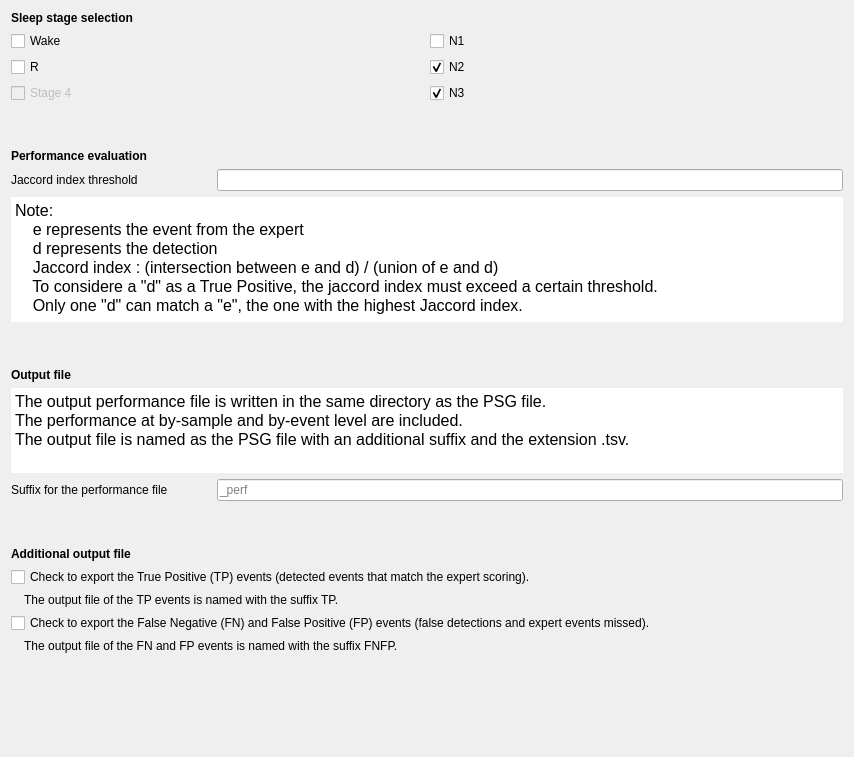
Above: tools/CEAMSTools/CompareEventsFromPSG/OutputFilesStep/Ui_OutputFilesStep.ui from SnoozToolbox/snooz-package-ceams before the change. Below: the same form after it.
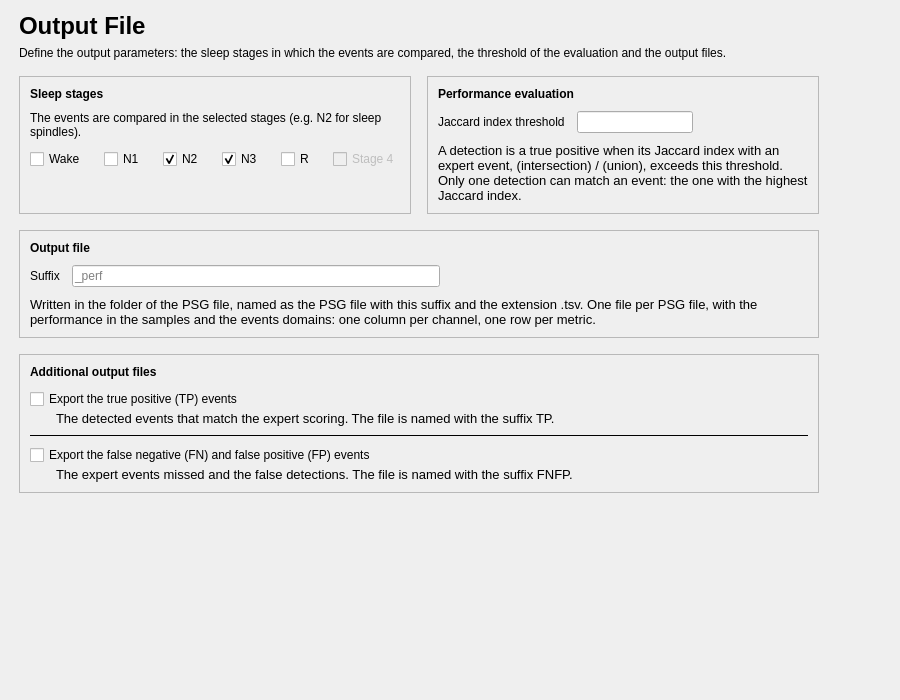
That is the form after the change.

Commit message: Evaluate Detected Events: redesigned pages (tool 2.5.2)

```diff
--- a/tools/CEAMSTools/CompareEventsFromPSG/OutputFilesStep/Ui_OutputFilesStep.ui
+++ b/tools/CEAMSTools/CompareEventsFromPSG/OutputFilesStep/Ui_OutputFilesStep.ui
@@ -6,39 +6,164 @@
    <rect>
     <x>0</x>
     <y>0</y>
-    <width>854</width>
-    <height>757</height>
+    <width>900</width>
+    <height>700</height>
    </rect>
   </property>
   <property name="windowTitle">
    <string/>
   </property>
-  <layout class="QVBoxLayout" name="verticalLayout_3">
-   <item>
     <layout class="QVBoxLayout" name="verticalLayout">
+   <property name="leftMargin">
+    <number>19</number>
+   </property>
+   <property name="topMargin">
+    <number>12</number>
+   </property>
+   <property name="rightMargin">
+    <number>19</number>
+   </property>
+   <property name="bottomMargin">
+    <number>12</number>
+   </property>
+   <item>
+    <layout class="QHBoxLayout" name="content_row" stretch="1,0">
+     <property name="leftMargin">
+      <number>0</number>
+     </property>
+     <property name="topMargin">
+      <number>0</number>
+     </property>
+     <property name="rightMargin">
+      <number>0</number>
+     </property>
+     <property name="bottomMargin">
+      <number>0</number>
+     </property>
+     <item>
+      <widget class="QWidget" name="content_widget" native="true">
+       <property name="maximumSize">
+        <size>
+         <width>800</width>
+         <height>16777215</height>
+        </size>
+       </property>
+       <layout class="QVBoxLayout" name="content_layout">
+        <property name="spacing">
+         <number>16</number>
+        </property>
+        <property name="leftMargin">
+         <number>0</number>
+        </property>
+        <property name="topMargin">
+         <number>0</number>
+        </property>
+        <property name="rightMargin">
+         <number>0</number>
+        </property>
+        <property name="bottomMargin">
+         <number>0</number>
+        </property>
+        <item>
+         <layout class="QVBoxLayout" name="header_layout">
+          <property name="spacing">
+           <number>6</number>
+          </property>
+          <item>
+           <widget class="QLabel" name="title_label">
+            <property name="font">
+             <font>
+              <pointsize>18</pointsize>
+              <bold>true</bold>
+             </font>
+            </property>
+            <property name="text">
+             <string>Output File</string>
+            </property>
+           </widget>
+          </item>
+          <item>
+           <widget class="QLabel" name="subtitle_label">
+            <property name="text">
+             <string>Define the output parameters: the sleep stages in which the events are compared, the threshold of the evaluation and the output files.</string>
+            </property>
+            <property name="wordWrap">
+             <bool>true</bool>
+            </property>
+            <property name="variant" stdset="0">
+             <string notr="true">help</string>
+            </property>
+           </widget>
+          </item>
+         </layout>
+        </item>
+        <item>
+         <layout class="QHBoxLayout" name="settings_cards_layout" stretch="1,1">
+          <property name="spacing">
+           <number>16</number>
+          </property>
+          <item>
+           <widget class="QFrame" name="stages_card">
+            <property name="frameShape">
+             <enum>QFrame::Shape::StyledPanel</enum>
+            </property>
+            <property name="frameShadow">
+             <enum>QFrame::Shadow::Raised</enum>
+            </property>
+            <layout class="QVBoxLayout" name="stages_card_layout">
+             <property name="spacing">
+              <number>10</number>
+             </property>
+             <property name="leftMargin">
+              <number>10</number>
+             </property>
+             <property name="topMargin">
+              <number>10</number>
+             </property>
+             <property name="rightMargin">
+              <number>10</number>
+             </property>
+             <property name="bottomMargin">
+              <number>10</number>
+             </property>
      <item>
       <widget class="QLabel" name="label_5">
        <property name="font">
         <font>
-         <italic>false</italic>
-         <bold>false</bold>
+                 <bold>true</bold>
         </font>
        </property>
        <property name="text">
-        <string>&lt;html&gt;&lt;head/&gt;&lt;body&gt;&lt;p&gt;&lt;span style=&quot; font-weight:600;&quot;&gt;Sleep stage selection&lt;/span&gt;&lt;/p&gt;&lt;/body&gt;&lt;/html&gt;</string>
+                <string>Sleep stages</string>
        </property>
       </widget>
      </item>
      <item>
-      <layout class="QGridLayout" name="gridLayout">
-       <item row="0" column="0">
+              <widget class="QLabel" name="stages_help_label">
+               <property name="text">
+                <string>The events are compared in the selected stages (e.g. N2 for sleep spindles).</string>
+               </property>
+               <property name="wordWrap">
+                <bool>true</bool>
+               </property>
+               <property name="variant" stdset="0">
+                <string notr="true">help</string>
+               </property>
+              </widget>
+             </item>
+             <item>
+              <layout class="QHBoxLayout" name="stages_layout">
+               <property name="spacing">
+                <number>18</number>
+               </property>
+               <item>
         <widget class="QCheckBox" name="checkBox_W">
          <property name="text">
           <string>Wake</string>
          </property>
         </widget>
        </item>
-       <item row="0" column="1">
+               <item>
         <widget class="QCheckBox" name="checkBox_1">
          <property name="text">
           <string>N1</string>
@@ -48,14 +173,7 @@
          </property>
         </widget>
        </item>
-       <item row="1" column="0">
-        <widget class="QCheckBox" name="checkBox_R">
-         <property name="text">
-          <string>R</string>
-         </property>
-        </widget>
-       </item>
-       <item row="1" column="1">
+               <item>
         <widget class="QCheckBox" name="checkBox_2">
          <property name="text">
           <string>N2</string>
@@ -65,7 +183,24 @@
          </property>
         </widget>
        </item>
-       <item row="2" column="0">
+               <item>
+                <widget class="QCheckBox" name="checkBox_3">
+                 <property name="text">
+                  <string>N3</string>
+                 </property>
+                 <property name="checked">
+                  <bool>true</bool>
+                 </property>
+                </widget>
+               </item>
+               <item>
+                <widget class="QCheckBox" name="checkBox_R">
+                 <property name="text">
+                  <string>R</string>
+                 </property>
+                </widget>
+               </item>
+               <item>
         <widget class="QCheckBox" name="checkBox_4">
          <property name="enabled">
           <bool>false</bool>
@@ -75,290 +210,392 @@
          </property>
         </widget>
        </item>
-       <item row="2" column="1">
-        <widget class="QCheckBox" name="checkBox_3">
-         <property name="text">
-          <string>N3</string>
-         </property>
-         <property name="checked">
-          <bool>true</bool>
-         </property>
-        </widget>
+               <item>
+                <spacer name="stages_spacer">
+                 <property name="orientation">
+                  <enum>Qt::Orientation::Horizontal</enum>
+                 </property>
+                 <property name="sizeHint" stdset="0">
+                  <size>
+                   <width>40</width>
+                   <height>20</height>
+                  </size>
+                 </property>
+                </spacer>
        </item>
       </layout>
      </item>
      <item>
-      <spacer name="verticalSpacer_3">
+              <spacer name="stages_stretch">
        <property name="orientation">
         <enum>Qt::Orientation::Vertical</enum>
        </property>
-       <property name="sizeType">
-        <enum>QSizePolicy::Policy::Fixed</enum>
-       </property>
        <property name="sizeHint" stdset="0">
         <size>
          <width>20</width>
-         <height>40</height>
+                 <height>0</height>
         </size>
        </property>
       </spacer>
      </item>
+            </layout>
+           </widget>
+          </item>
+          <item>
+           <widget class="QFrame" name="evaluation_card">
+            <property name="frameShape">
+             <enum>QFrame::Shape::StyledPanel</enum>
+            </property>
+            <property name="frameShadow">
+             <enum>QFrame::Shadow::Raised</enum>
+            </property>
+            <layout class="QVBoxLayout" name="evaluation_card_layout">
+             <property name="spacing">
+              <number>10</number>
+             </property>
+             <property name="leftMargin">
+              <number>10</number>
+             </property>
+             <property name="topMargin">
+              <number>10</number>
+             </property>
+             <property name="rightMargin">
+              <number>10</number>
+             </property>
+             <property name="bottomMargin">
+              <number>10</number>
+             </property>
      <item>
       <widget class="QLabel" name="label">
-       <property name="maximumSize">
-        <size>
-         <width>16777215</width>
-         <height>16777215</height>
-        </size>
-       </property>
        <property name="font">
         <font>
-         <italic>false</italic>
-         <bold>false</bold>
+                 <bold>true</bold>
         </font>
        </property>
        <property name="text">
-        <string>&lt;html&gt;&lt;head/&gt;&lt;body&gt;&lt;p&gt;&lt;span style=&quot; font-weight:600;&quot;&gt;Performance evaluation&lt;/span&gt;&lt;/p&gt;&lt;/body&gt;&lt;/html&gt;</string>
+                <string>Performance evaluation</string>
        </property>
       </widget>
      </item>
      <item>
-      <layout class="QHBoxLayout" name="horizontalLayout">
-       <item>
+              <layout class="QGridLayout" name="jaccard_grid">
+               <property name="horizontalSpacing">
+                <number>12</number>
+               </property>
+               <property name="verticalSpacing">
+                <number>10</number>
+               </property>
+               <item row="0" column="0">
         <widget class="QLabel" name="label_2">
-         <property name="minimumSize">
-          <size>
-           <width>200</width>
-           <height>0</height>
-          </size>
-         </property>
-         <property name="maximumSize">
-          <size>
-           <width>200</width>
-           <height>16777215</height>
-          </size>
-         </property>
          <property name="text">
-          <string>Jaccord index threshold</string>
+                  <string>Jaccard index threshold</string>
          </property>
         </widget>
        </item>
-       <item>
-        <widget class="QLineEdit" name="lineEdit_jaccord"/>
+               <item row="0" column="1">
+                <widget class="QLineEdit" name="lineEdit_jaccord" />
+               </item>
+               <item row="0" column="3">
+                <spacer name="jaccard_grid_spacer">
+                 <property name="orientation">
+                  <enum>Qt::Orientation::Horizontal</enum>
+                 </property>
+                 <property name="sizeHint" stdset="0">
+                  <size>
+                   <width>40</width>
+                   <height>20</height>
+                  </size>
+                 </property>
+                </spacer>
        </item>
       </layout>
      </item>
      <item>
-      <widget class="QTextEdit" name="textEdit">
-       <property name="minimumSize">
-        <size>
-         <width>500</width>
-         <height>0</height>
-        </size>
-       </property>
-       <property name="maximumSize">
-        <size>
-         <width>16777215</width>
-         <height>125</height>
-        </size>
-       </property>
-       <property name="frameShape">
-        <enum>QFrame::Shape::HLine</enum>
-       </property>
-       <property name="lineWidth">
-        <number>0</number>
-       </property>
-       <property name="readOnly">
+              <widget class="QLabel" name="textEdit">
+               <property name="font">
+                <font>
+                 <pointsize>10</pointsize>
+                </font>
+               </property>
+               <property name="text">
+                <string>A detection is a true positive when its Jaccard index with an expert event, (intersection) / (union), exceeds this threshold. Only one detection can match an event: the one with the highest Jaccard index.</string>
+               </property>
+               <property name="wordWrap">
         <bool>true</bool>
        </property>
-       <property name="html">
-        <string>&lt;!DOCTYPE HTML PUBLIC &quot;-//W3C//DTD HTML 4.0//EN&quot; &quot;http://www.w3.org/TR/REC-html40/strict.dtd&quot;&gt;
-&lt;html&gt;&lt;head&gt;&lt;meta name=&quot;qrichtext&quot; content=&quot;1&quot; /&gt;&lt;meta charset=&quot;utf-8&quot; /&gt;&lt;style type=&quot;text/css&quot;&gt;
-p, li { white-space: pre-wrap; }
-hr { height: 1px; border-width: 0; }
-li.unchecked::marker { content: &quot;\2610&quot;; }
-li.checked::marker { content: &quot;\2612&quot;; }
-&lt;/style&gt;&lt;/head&gt;&lt;body style=&quot; font-size:12pt; font-weight:400; font-style:normal;&quot;&gt;
-&lt;p style=&quot; margin-top:0px; margin-bottom:0px; margin-left:0px; margin-right:0px; -qt-block-indent:0; text-indent:0px;&quot;&gt;Note:&lt;/p&gt;
-&lt;p style=&quot; margin-top:0px; margin-bottom:0px; margin-left:0px; margin-right:0px; -qt-block-indent:0; text-indent:0px;&quot;&gt;    e represents the event from the expert&lt;/p&gt;
-&lt;p style=&quot; margin-top:0px; margin-bottom:0px; margin-left:0px; margin-right:0px; -qt-block-indent:0; text-indent:0px;&quot;&gt;    d represents the detection&lt;/p&gt;
-&lt;p style=&quot; margin-top:0px; margin-bottom:0px; margin-left:0px; margin-right:0px; -qt-block-indent:0; text-indent:0px;&quot;&gt;    Jaccord index : (intersection between e and d) / (union of e and d)&lt;/p&gt;
-&lt;p style=&quot; margin-top:0px; margin-bottom:0px; margin-left:0px; margin-right:0px; -qt-block-indent:0; text-indent:0px;&quot;&gt;    To considere a &amp;quot;d&amp;quot; as a True Positive, the jaccord index must exceed a certain threshold.&lt;/p&gt;
-&lt;p style=&quot; margin-top:0px; margin-bottom:0px; margin-left:0px; margin-right:0px; -qt-block-indent:0; text-indent:0px;&quot;&gt;    Only one &amp;quot;d&amp;quot; can match a &amp;quot;e&amp;quot;, the one with the highest Jaccord index.&lt;/p&gt;&lt;/body&gt;&lt;/html&gt;</string>
+               <property name="variant" stdset="0">
+                <string notr="true">help</string>
        </property>
       </widget>
      </item>
      <item>
-      <spacer name="verticalSpacer">
+              <spacer name="evaluation_stretch">
        <property name="orientation">
         <enum>Qt::Orientation::Vertical</enum>
        </property>
-       <property name="sizeType">
-        <enum>QSizePolicy::Policy::Fixed</enum>
-       </property>
        <property name="sizeHint" stdset="0">
         <size>
          <width>20</width>
-         <height>40</height>
+                 <height>0</height>
         </size>
        </property>
       </spacer>
      </item>
+            </layout>
+           </widget>
+          </item>
+         </layout>
+        </item>
      <item>
-      <layout class="QVBoxLayout" name="verticalLayout_2">
+         <widget class="QFrame" name="output_card">
+          <property name="frameShape">
+           <enum>QFrame::Shape::StyledPanel</enum>
+          </property>
+          <property name="frameShadow">
+           <enum>QFrame::Shadow::Raised</enum>
+          </property>
+          <layout class="QVBoxLayout" name="output_card_layout">
+           <property name="spacing">
+            <number>10</number>
+           </property>
+           <property name="leftMargin">
+            <number>10</number>
+           </property>
+           <property name="topMargin">
+            <number>10</number>
+           </property>
+           <property name="rightMargin">
+            <number>10</number>
+           </property>
+           <property name="bottomMargin">
+            <number>10</number>
+           </property>
        <item>
         <widget class="QLabel" name="label_3">
-         <property name="maximumSize">
-          <size>
-           <width>16777215</width>
-           <height>16777215</height>
-          </size>
-         </property>
          <property name="font">
           <font>
-           <italic>false</italic>
-           <bold>false</bold>
+               <bold>true</bold>
           </font>
          </property>
          <property name="text">
-          <string>&lt;html&gt;&lt;head/&gt;&lt;body&gt;&lt;p&gt;&lt;span style=&quot; font-weight:600;&quot;&gt;Output file&lt;/span&gt;&lt;/p&gt;&lt;/body&gt;&lt;/html&gt;</string>
+              <string>Output file</string>
          </property>
         </widget>
        </item>
        <item>
-        <widget class="QTextEdit" name="textEdit_2">
-         <property name="maximumSize">
-          <size>
-           <width>16777215</width>
-           <height>85</height>
-          </size>
-         </property>
-         <property name="frameShape">
-          <enum>QFrame::Shape::HLine</enum>
-         </property>
-         <property name="lineWidth">
-          <number>0</number>
-         </property>
-         <property name="readOnly">
-          <bool>true</bool>
-         </property>
-         <property name="html">
-          <string>&lt;!DOCTYPE HTML PUBLIC &quot;-//W3C//DTD HTML 4.0//EN&quot; &quot;http://www.w3.org/TR/REC-html40/strict.dtd&quot;&gt;
-&lt;html&gt;&lt;head&gt;&lt;meta name=&quot;qrichtext&quot; content=&quot;1&quot; /&gt;&lt;meta charset=&quot;utf-8&quot; /&gt;&lt;style type=&quot;text/css&quot;&gt;
-p, li { white-space: pre-wrap; }
-hr { height: 1px; border-width: 0; }
-li.unchecked::marker { content: &quot;\2610&quot;; }
-li.checked::marker { content: &quot;\2612&quot;; }
-&lt;/style&gt;&lt;/head&gt;&lt;body style=&quot; font-size:12pt; font-weight:400; font-style:normal;&quot;&gt;
-&lt;p style=&quot; margin-top:0px; margin-bottom:0px; margin-left:0px; margin-right:0px; -qt-block-indent:0; text-indent:0px;&quot;&gt;The output performance file is written in the same directory as the PSG file.&lt;/p&gt;
-&lt;p style=&quot; margin-top:0px; margin-bottom:0px; margin-left:0px; margin-right:0px; -qt-block-indent:0; text-indent:0px;&quot;&gt;The performance at by-sample and by-event level are included.&lt;/p&gt;
-&lt;p style=&quot; margin-top:0px; margin-bottom:0px; margin-left:0px; margin-right:0px; -qt-block-indent:0; text-indent:0px;&quot;&gt;The output file is named as the PSG file with an additional suffix and the extension .tsv.&lt;/p&gt;&lt;/body&gt;&lt;/html&gt;</string>
-         </property>
-        </widget>
-       </item>
-       <item>
-        <layout class="QHBoxLayout" name="horizontalLayout_2">
-         <item>
+            <layout class="QGridLayout" name="suffix_grid">
+             <property name="horizontalSpacing">
+              <number>12</number>
+             </property>
+             <property name="verticalSpacing">
+              <number>10</number>
+             </property>
+             <item row="0" column="0">
           <widget class="QLabel" name="label_4">
-           <property name="minimumSize">
-            <size>
-             <width>200</width>
-             <height>0</height>
-            </size>
-           </property>
-           <property name="maximumSize">
-            <size>
-             <width>16777215</width>
-             <height>16777215</height>
-            </size>
-           </property>
            <property name="text">
-            <string>Suffix for the performance file</string>
+                <string>Suffix</string>
            </property>
           </widget>
          </item>
-         <item>
+             <item row="0" column="1">
           <widget class="QLineEdit" name="lineEdit_suffix">
            <property name="placeholderText">
             <string>_perf</string>
            </property>
           </widget>
          </item>
-        </layout>
-       </item>
-      </layout>
-     </item>
-     <item>
-      <spacer name="verticalSpacer_4">
+             <item row="0" column="3">
+              <spacer name="suffix_grid_spacer">
        <property name="orientation">
-        <enum>Qt::Orientation::Vertical</enum>
-       </property>
-       <property name="sizeType">
-        <enum>QSizePolicy::Policy::Fixed</enum>
+                <enum>Qt::Orientation::Horizontal</enum>
        </property>
        <property name="sizeHint" stdset="0">
         <size>
-         <width>20</width>
-         <height>40</height>
+                 <width>40</width>
+                 <height>20</height>
         </size>
        </property>
       </spacer>
      </item>
+            </layout>
+           </item>
+           <item>
+            <widget class="QLabel" name="textEdit_2">
+             <property name="font">
+              <font>
+               <pointsize>10</pointsize>
+              </font>
+             </property>
+             <property name="text">
+              <string>Written in the folder of the PSG file, named as the PSG file with this suffix and the extension .tsv. One file per PSG file, with the performance in the samples and the events domains: one column per channel, one row per metric.</string>
+             </property>
+             <property name="wordWrap">
+              <bool>true</bool>
+             </property>
+             <property name="variant" stdset="0">
+              <string notr="true">help</string>
+             </property>
+            </widget>
+           </item>
+          </layout>
+         </widget>
+        </item>
+        <item>
+         <widget class="QFrame" name="extra_card">
+          <property name="frameShape">
+           <enum>QFrame::Shape::StyledPanel</enum>
+          </property>
+          <property name="frameShadow">
+           <enum>QFrame::Shadow::Raised</enum>
+          </property>
+          <layout class="QVBoxLayout" name="extra_card_layout">
+           <property name="spacing">
+            <number>10</number>
+           </property>
+           <property name="leftMargin">
+            <number>10</number>
+           </property>
+           <property name="topMargin">
+            <number>10</number>
+           </property>
+           <property name="rightMargin">
+            <number>10</number>
+           </property>
+           <property name="bottomMargin">
+            <number>10</number>
+           </property>
      <item>
       <widget class="QLabel" name="label_title">
        <property name="font">
         <font>
-         <italic>false</italic>
-         <bold>false</bold>
+               <bold>true</bold>
         </font>
        </property>
        <property name="text">
-        <string>&lt;html&gt;&lt;head/&gt;&lt;body&gt;&lt;p&gt;&lt;span style=&quot; font-weight:600;&quot;&gt;Additional output file&lt;/span&gt;&lt;/p&gt;&lt;/body&gt;&lt;/html&gt;</string>
+              <string>Additional output files</string>
        </property>
       </widget>
      </item>
+           <item>
+            <layout class="QVBoxLayout" name="extra_layout">
+             <property name="spacing">
+              <number>8</number>
+             </property>
+             <item>
+              <layout class="QVBoxLayout" name="extra_layout_1_layout">
+               <property name="spacing">
+                <number>2</number>
+               </property>
      <item>
       <widget class="QCheckBox" name="checkBox_TP_exp">
        <property name="text">
-        <string>Check to export the True Positive (TP) events (detected events that match the expert scoring).</string>
+                  <string>Export the true positive (TP) events</string>
        </property>
       </widget>
      </item>
      <item>
       <widget class="QLabel" name="label_6">
+                 <property name="font">
+                  <font>
+                   <pointsize>10</pointsize>
+                  </font>
+                 </property>
        <property name="text">
-        <string>    The output file of the TP events is named with the suffix TP.</string>
-       </property>
-      </widget>
-     </item>
+                  <string>The detected events that match the expert scoring. The file is named with the suffix TP.</string>
+                 </property>
+                 <property name="wordWrap">
+                  <bool>true</bool>
+                 </property>
+                 <property name="indent">
+                  <number>26</number>
+                 </property>
+                 <property name="variant" stdset="0">
+                  <string notr="true">help</string>
+                 </property>
+                </widget>
+               </item>
+              </layout>
+             </item>
+             <item>
+              <widget class="QFrame" name="extra_layout_line_1">
+               <property name="frameShape">
+                <enum>QFrame::Shape::HLine</enum>
+               </property>
+               <property name="frameShadow">
+                <enum>QFrame::Shadow::Plain</enum>
+               </property>
+              </widget>
+             </item>
+             <item>
+              <layout class="QVBoxLayout" name="extra_layout_2_layout">
+               <property name="spacing">
+                <number>2</number>
+               </property>
      <item>
       <widget class="QCheckBox" name="checkBox_FPFN_exp">
        <property name="text">
-        <string>Check to export the False Negative (FN) and False Positive (FP) events (false detections and expert events missed).</string>
+                  <string>Export the false negative (FN) and false positive (FP) events</string>
        </property>
       </widget>
      </item>
      <item>
       <widget class="QLabel" name="label_7">
+                 <property name="font">
+                  <font>
+                   <pointsize>10</pointsize>
+                  </font>
+                 </property>
        <property name="text">
-        <string>    The output file of the FN and FP events is named with the suffix FNFP.</string>
-       </property>
-      </widget>
-     </item>
+                  <string>The expert events missed and the false detections. The file is named with the suffix FNFP.</string>
+                 </property>
+                 <property name="wordWrap">
+                  <bool>true</bool>
+                 </property>
+                 <property name="indent">
+                  <number>26</number>
+                 </property>
+                 <property name="variant" stdset="0">
+                  <string notr="true">help</string>
+                 </property>
+                </widget>
+               </item>
+              </layout>
+             </item>
+            </layout>
+           </item>
+          </layout>
+         </widget>
+        </item>
+       </layout>
+      </widget>
+     </item>
      <item>
-      <spacer name="verticalSpacer_2">
+      <spacer name="content_spacer">
+       <property name="orientation">
+        <enum>Qt::Orientation::Horizontal</enum>
+       </property>
+       <property name="sizeHint" stdset="0">
+        <size>
+         <width>40</width>
+         <height>20</height>
+        </size>
+       </property>
+      </spacer>
+     </item>
+    </layout>
+   </item>
+   <item>
+    <spacer name="verticalSpacer">
        <property name="orientation">
         <enum>Qt::Orientation::Vertical</enum>
        </property>
        <property name="sizeHint" stdset="0">
         <size>
-         <width>20</width>
-         <height>40</height>
+       <width>40</width>
+       <height>20</height>
         </size>
        </property>
       </spacer>
-     </item>
-    </layout>
    </item>
   </layout>
  </widget>
```
Left out of the diff: 6 changed lines with no effect on the pictures. Lines whose indentation alone changed are shown as unchanged. The commit also changes 5 other files.
